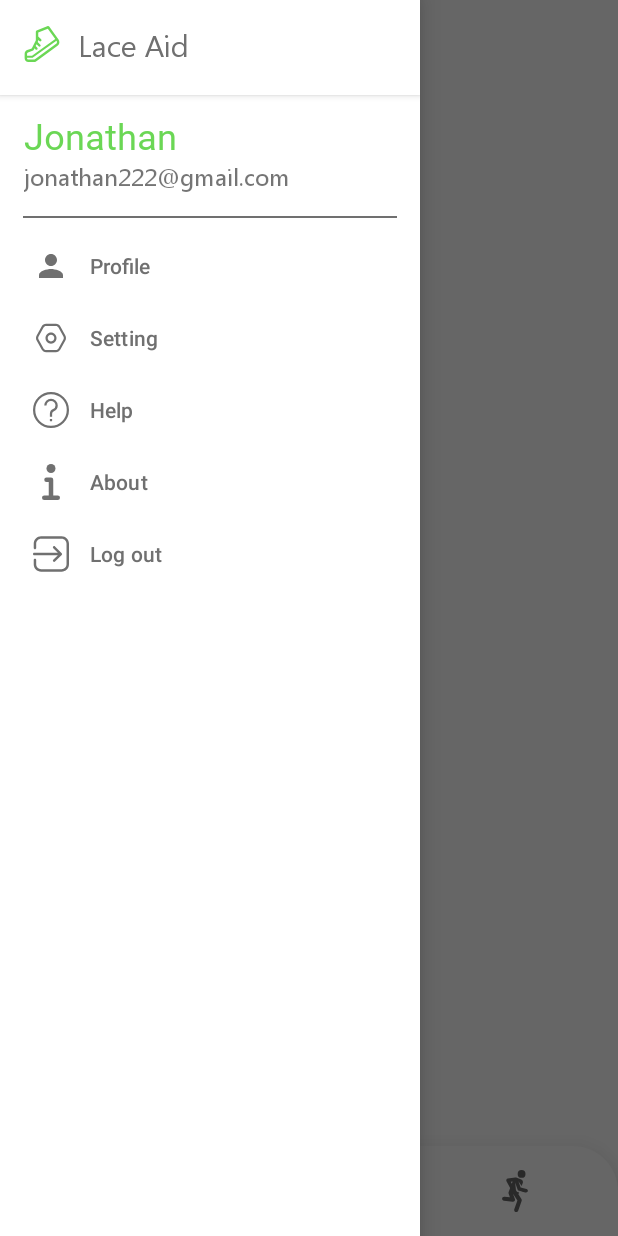
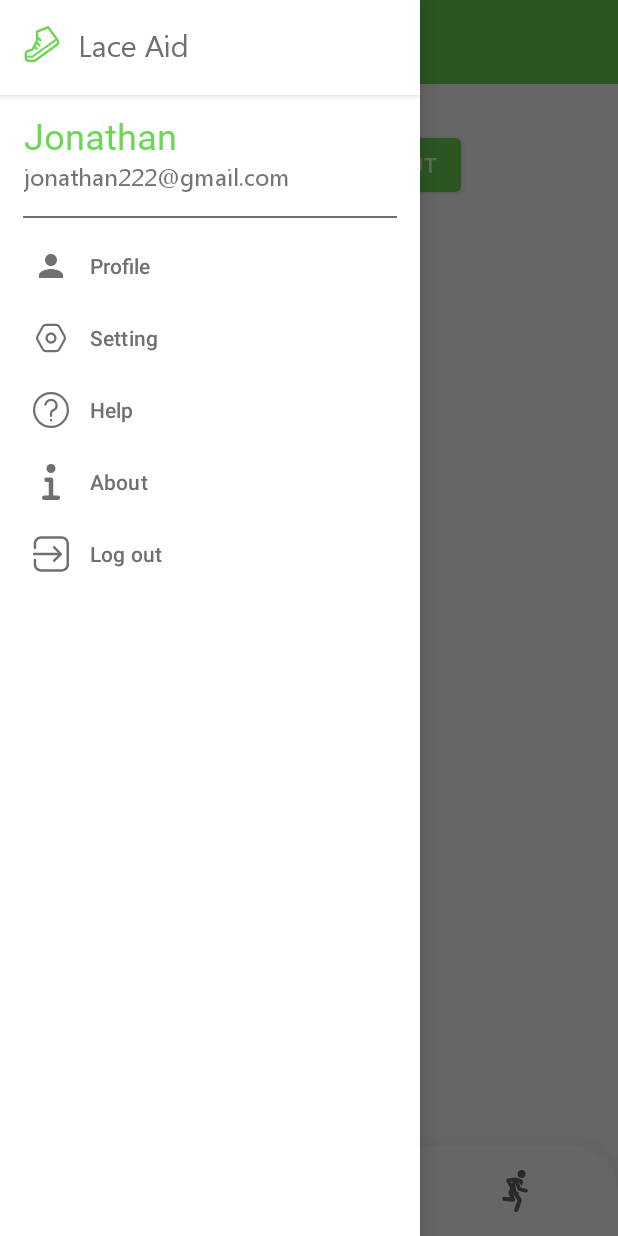
Before and after one commit to timliau/LaceAid, an Android app: the MainActivity screen opened directly, with no data from a screen before it, with the side drawer open, on a phone screen of 412 x 824 dp. Run offline under Robolectric (Android 15) with nearby library versions, the phone set to English and light mode, and no system bars; our stand-ins replace Firebase (no records; nobody signed in at launch, a user with empty details on screens opened directly), navigation-ui.

Commit message:
fixed burger icon not showing up

```diff
--- a/app/src/main/java/com/sp/laceaid/MainActivity.java
+++ b/app/src/main/java/com/sp/laceaid/MainActivity.java
@@ -15,6 +15,8 @@ import androidx.appcompat.widget.Toolbar;
 
 import com.google.android.material.bottomnavigation.BottomNavigationView;
 import com.google.android.material.navigation.NavigationView;
+
+import java.util.Objects;
 
 public class MainActivity extends AppCompatActivity {
 
@@ -51,8 +53,10 @@ public class MainActivity extends AppCompatActivity {
         toolbar = findViewById(R.id.toolbar);
 
         setSupportActionBar(toolbar);
+        Objects.requireNonNull(getSupportActionBar()).setDisplayShowTitleEnabled(false); // hide title
 
         // navigation drawer menu
+        navigationView.bringToFront();
         ActionBarDrawerToggle toggle = new ActionBarDrawerToggle(this, drawerLayout, toolbar, R.string.navigation_drawer_open, R.string.navigation_drawer_close);
         drawerLayout.addDrawerListener(toggle);
         toggle.syncState();
--- a/app/src/main/res/layout/activity_main.xml
+++ b/app/src/main/res/layout/activity_main.xml
@@ -6,7 +6,6 @@
     android:layout_height="match_parent"
     android:orientation="vertical"
     tools:context=".MainActivity"
-    android:fitsSystemWindows="false"
     tools:openDrawer="start"
     android:id="@+id/drawer_layout">
 
@@ -30,7 +29,7 @@
                 android:id="@+id/toolbar"
                 android:layout_width="match_parent"
                 android:layout_height="0dp"
-                android:background="?attr/colorOnPrimary"
+                android:background="@color/primary"
                 android:minHeight="?attr/actionBarSize"
                 android:theme="?attr/actionBarTheme"
                 app:layout_constraintEnd_toEndOf="parent"
@@ -44,10 +43,11 @@
                 android:layout_width="match_parent"
                 android:layout_height="match_parent"
                 android:layout_marginTop="56dp"
+                app:defaultNavHost="true"
                 app:layout_constraintEnd_toEndOf="parent"
                 app:layout_constraintStart_toStartOf="parent"
                 app:layout_constraintTop_toTopOf="parent"
-                tools:layout="@layout/fragment_home" />
+                app:navGraph="@navigation/nav_bar" />
 
             <com.google.android.material.bottomnavigation.BottomNavigationView
                 android:id="@+id/bottomNavigationView"
```
